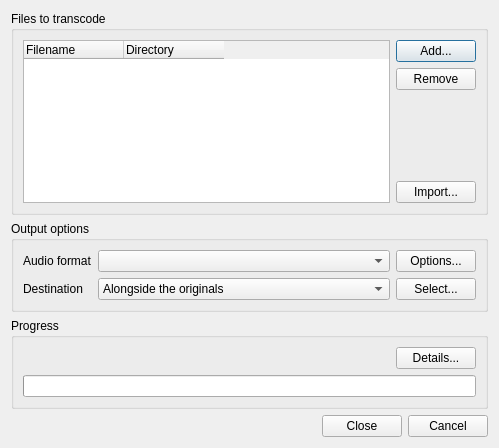
Old version of the form src/transcoder/transcodedialog.ui in the repository strawberrymusicplayer/strawberry.
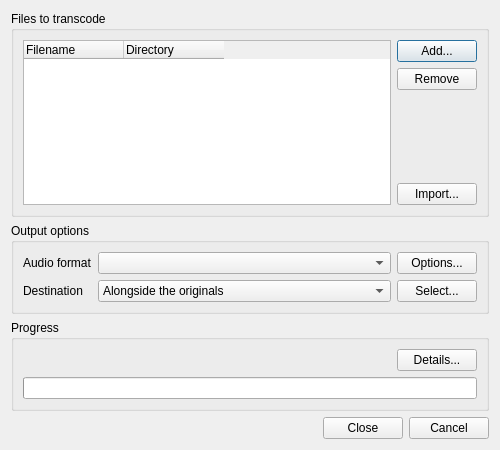
New version of the form. Icons and pictures are not drawn.

```diff
--- a/src/transcoder/transcodedialog.ui
+++ b/src/transcoder/transcodedialog.ui
@@ -6,8 +6,8 @@
    <rect>
     <x>0</x>
     <y>0</y>
-    <width>499</width>
-    <height>448</height>
+    <width>500</width>
+    <height>450</height>
    </rect>
   </property>
   <property name="windowTitle">
```
Left out of the diff: 2 changed lines with no effect on the pictures.
